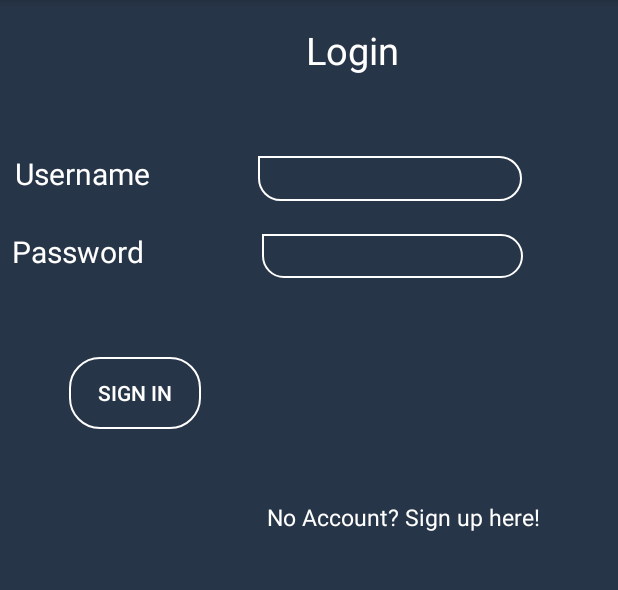
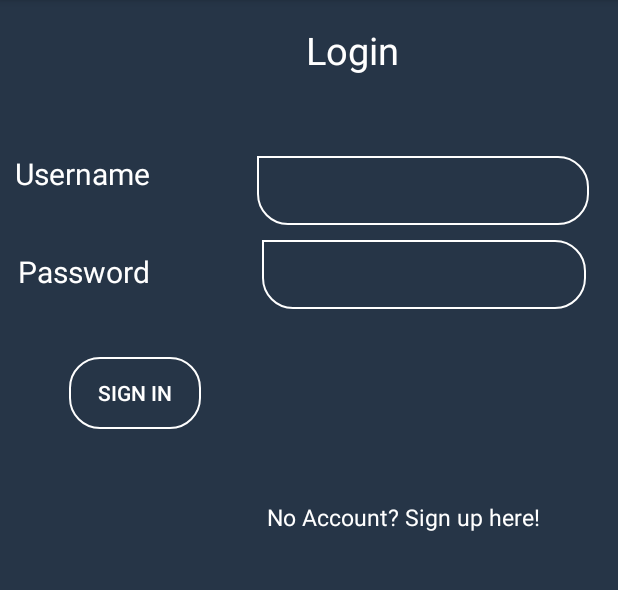
Before and after one commit to ShreyashWasnik/RobofeverIOT.v1.2, an Android app: the screen it shows after launch (MainActivity), on a phone screen of 412 x 824 dp, the part 84-674 px from its top. Run offline under Robolectric (Android 15) with nearby library versions, the phone set to English and light mode, and no system bars; our stand-ins replace Firebase (no records; nobody signed in at launch, a user with empty details on screens opened directly).

```diff
--- a/app/src/main/java/com/example/robofeveriotv12/CoolerActivity.java
+++ b/app/src/main/java/com/example/robofeveriotv12/CoolerActivity.java
@@ -26,7 +26,7 @@ public class CoolerActivity extends AppCompatActivity {
         Wv.setWebChromeClient(new WebChromeClient());
         Wv.loadUrl("http://192.168.4.1/");
         Button powerOn = findViewById(R.id.button2);
-        Button powerOff = findViewById(R.id.button);
+        Button powerOff = findViewById(R.id.button6);
         Button regulator = findViewById(R.id.regulator);
 
 
@@ -51,6 +51,7 @@ public class CoolerActivity extends AppCompatActivity {
                 startActivity(new Intent(getApplicationContext(), RegulatorActivity.class));
             }
         });
+        Wv.setVisibility(View.GONE);
 
 
     }
--- a/app/src/main/res/layout/activity_main.xml
+++ b/app/src/main/res/layout/activity_main.xml
@@ -25,29 +25,29 @@
 
     <EditText
         android:id="@+id/username"
-        android:layout_width="176dp"
-        android:layout_height="30dp"
+        android:layout_width="221dp"
+        android:layout_height="46dp"
         android:layout_alignParentTop="true"
         android:layout_alignParentRight="true"
         android:layout_centerHorizontal="true"
         android:layout_marginTop="104dp"
-        android:textColor="@color/white"
+        android:layout_marginRight="19dp"
 
 
-        android:layout_marginRight="64dp"
         android:width="100dp"
         android:height="100dp"
-        android:background="@drawable/et_bg"></EditText>
+        android:background="@drawable/et_bg"
+        android:textColor="@color/white"></EditText>
 
 
     <EditText
         android:id="@+id/password"
-        android:layout_width="174dp"
-        android:layout_height="29dp"
+        android:layout_width="216dp"
+        android:layout_height="46dp"
         android:layout_alignParentTop="true"
         android:layout_alignParentRight="true"
-        android:layout_marginTop="156dp"
-        android:layout_marginRight="63dp"
+        android:layout_marginTop="160dp"
+        android:layout_marginRight="21dp"
         android:width="100dp"
         android:height="100dp"
         android:background="@drawable/et_bg"
@@ -86,23 +86,21 @@
         android:textSize="20dp"></TextView>
 
 
-
     <TextView
         android:layout_width="wrap_content"
         android:layout_height="wrap_content"
         android:layout_alignParentStart="true"
         android:layout_alignParentLeft="true"
         android:layout_alignParentTop="true"
-        android:layout_marginStart="8dp"
-        android:layout_marginLeft="8dp"
-        android:layout_marginTop="154dp"
-        android:layout_marginRight="0dp"
+        android:layout_marginStart="12dp"
+        android:layout_marginLeft="12dp"
+        android:layout_marginTop="167dp"
+        android:layout_marginRight="-6dp"
         android:layout_toLeftOf="@+id/password"
         android:text="Password"
 
         android:textColor="@color/white"
         android:textSize="20dp" />
-
 
     <TextView
         android:id="@+id/signup"
```
Also changed, not shown: app/src/main/res/layout/activity_cooler.xml (+44 -39 lines), 31 other files.
